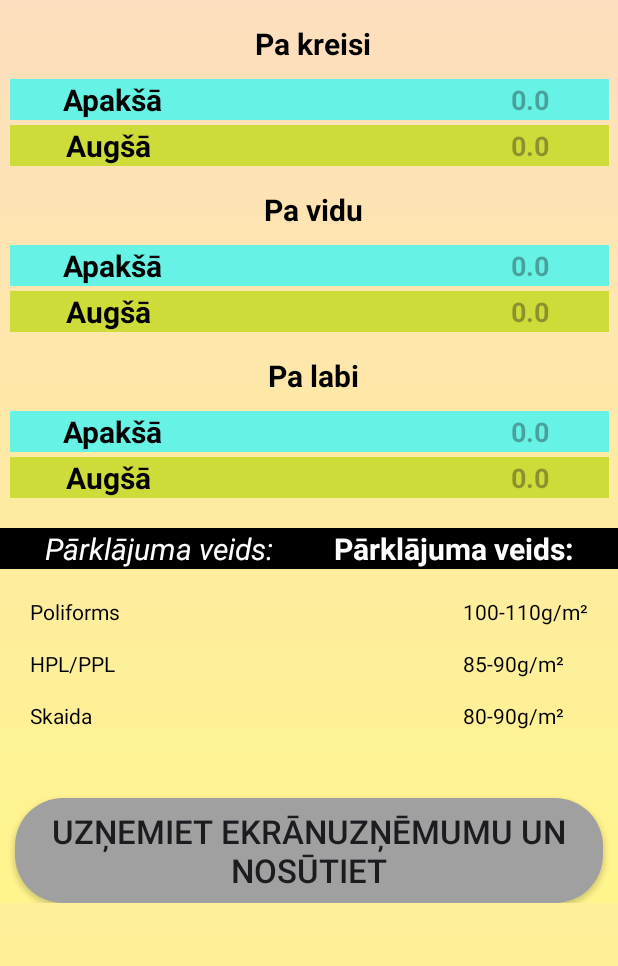
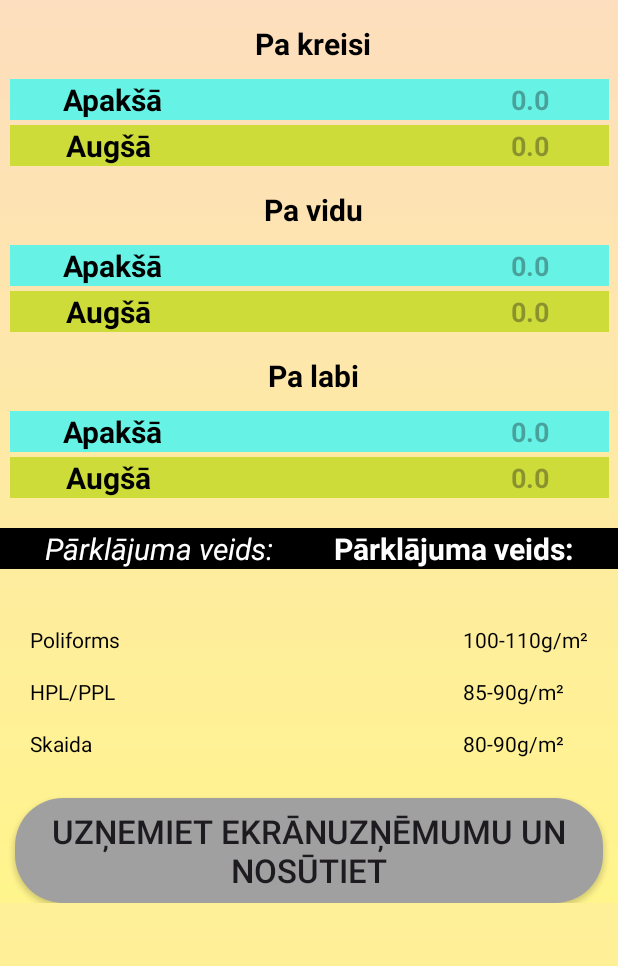
Before and after one commit to regaliv/taro, an Android app: the MainActivity3 screen opened directly, with no data from a screen before it, on a phone screen of 412 x 824 dp. Shown: the top 966 px of the screen. Run offline under Robolectric (Android 15) with nearby library versions, the phone set to English and light mode, and no system bars.

Commit message:
15.03.24 1.0.7

```diff
--- a/app/src/main/AndroidManifest.xml
+++ b/app/src/main/AndroidManifest.xml
@@ -13,9 +13,9 @@
         android:theme="@style/Theme.TestApp"
         tools:targetApi="31">
         <activity
-            android:name=".MainActivity5"
+            android:name=".stundas.MainActivity5"
             android:exported="false"
-            android:screenOrientation="portrait"/>
+            android:screenOrientation="portrait" />
         <activity
             android:name=".MainActivity4"
             android:exported="true"
--- a/app/src/main/java/com/example/testapp/MainActivity4.kt
+++ b/app/src/main/java/com/example/testapp/MainActivity4.kt
@@ -5,9 +5,8 @@ import androidx.appcompat.app.AppCompatActivity
 import android.os.Bundle
 import android.util.Log
 import android.view.View
-import com.example.testapp.databinding.ActivityMain3Binding
 import com.example.testapp.databinding.ActivityMain4Binding
-import com.example.testapp.databinding.ActivityMainBinding
+import com.example.testapp.stundas.MainActivity5
 
 class MainActivity4 : AppCompatActivity() {
 
@@ -21,7 +20,7 @@ class MainActivity4 : AppCompatActivity() {
         button.setOnClickListener {
             Log.d("MyLog","Oksss")
 
-            val intent = Intent(this@MainActivity4,MainActivity5::class.java)
+            val intent = Intent(this@MainActivity4, MainActivity5::class.java)
             startActivity(intent)
         }
     }
--- a/app/src/main/res/layout/activity_test.xml
+++ b/app/src/main/res/layout/activity_test.xml
@@ -4,7 +4,7 @@
     xmlns:tools="http://schemas.android.com/tools"
 
     android:layout_width="match_parent"
-    android:layout_height="match_parent"
+    android:layout_height="wrap_content"
     android:background="@drawable/gridle6"
     android:id="@+id/box">
 
@@ -18,36 +18,37 @@
 
 
         <LinearLayout
+            android:id="@+id/linearLayout"
             android:layout_width="match_parent"
-            android:layout_height="match_parent"
-            android:orientation="horizontal"
+            android:layout_height="wrap_content"
             android:layout_marginTop="20sp"
             android:background="@color/black"
 
-            app:layout_constraintTop_toBottomOf="@+id/constraintLayout8"
-            >
+            android:orientation="horizontal"
+            app:layout_constraintTop_toBottomOf="@+id/constraintLayout8">
 
             <TextView
                 android:id="@+id/pv"
                 android:layout_width="0dp"
                 android:layout_height="wrap_content"
+                android:layout_marginStart="30dp"
                 android:layout_weight="1"
-                android:layout_marginStart="30dp"
+                android:text="@string/pārklājuma_veids"
+                android:textColor="@color/white"
                 android:textSize="20sp"
-                android:textColor="@color/white"
-                android:textStyle="italic"
-                android:text="@string/pārklājuma_veids">
+                android:textStyle="italic">
 
             </TextView>
+
             <TextView
                 android:id="@+id/pv2"
                 android:layout_width="wrap_content"
                 android:layout_height="wrap_content"
                 android:layout_marginEnd="30dp"
+                android:text="@string/pārklājuma_veids"
+                android:textColor="@color/white"
                 android:textSize="20sp"
-                android:textStyle="bold"
-                android:textColor="@color/white"
-                android:text="@string/pārklājuma_veids">
+                android:textStyle="bold">
 
             </TextView>
 
@@ -343,12 +344,10 @@
             android:id="@+id/LLvert"
             android:layout_width="wrap_content"
             android:layout_height="wrap_content"
-            android:layout_marginTop="20dp"
-            android:layout_marginBottom="80dp"
             android:orientation="vertical"
-            app:layout_constraintBottom_toBottomOf="@+id/CL1"
+            app:layout_constraintBottom_toTopOf="@+id/button3"
             app:layout_constraintStart_toStartOf="parent"
-            app:layout_constraintTop_toBottomOf="@+id/constraintLayout8">
+            app:layout_constraintTop_toBottomOf="@+id/linearLayout">
 
 
             <TextView
@@ -384,13 +383,11 @@
             android:id="@+id/LLvert2"
             android:layout_width="wrap_content"
             android:layout_height="wrap_content"
-            android:layout_marginTop="20dp"
             android:layout_marginEnd="20dp"
-            android:layout_marginBottom="80dp"
             android:orientation="vertical"
-            app:layout_constraintBottom_toBottomOf="@+id/CL1"
+            app:layout_constraintBottom_toTopOf="@+id/button3"
             app:layout_constraintEnd_toEndOf="parent"
-            app:layout_constraintTop_toBottomOf="@+id/constraintLayout8">
+            app:layout_constraintTop_toBottomOf="@+id/linearLayout">
 
 
             <TextView
```
Also changed, not shown: app/src/main/java/com/example/testapp/db/MyDbHelper.kt (added, +20 -0 lines), app/src/main/java/com/example/testapp/db/MyDbManager.kt (added, +42 -0 lines), app/src/main/java/com/example/testapp/db/MyDbNameClass.kt (added, +22 -0 lines), app/src/main/java/com/example/testapp/stundas/MainActivity5.kt (renamed from app/src/main/java/com/example/testapp/MainActivity5.kt, +5 -9 lines), app/src/main/java/com/example/testapp/stundas/MainActivityStundas.kt (added, +20 -0 lines), app/src/main/res/layout/activity_main5.xml (+22 -10 lines), app/src/main/res/layout/activity_main6.xml (added, +10 -0 lines).
